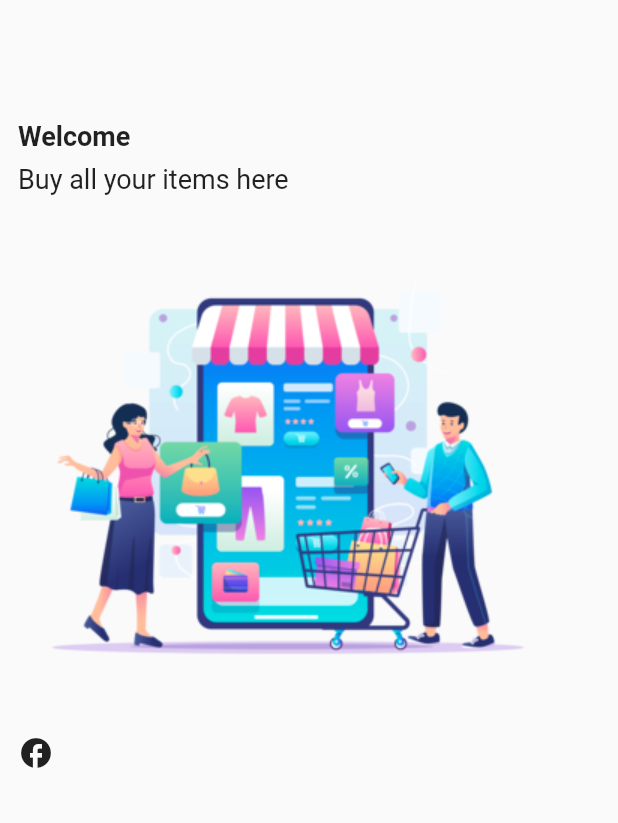
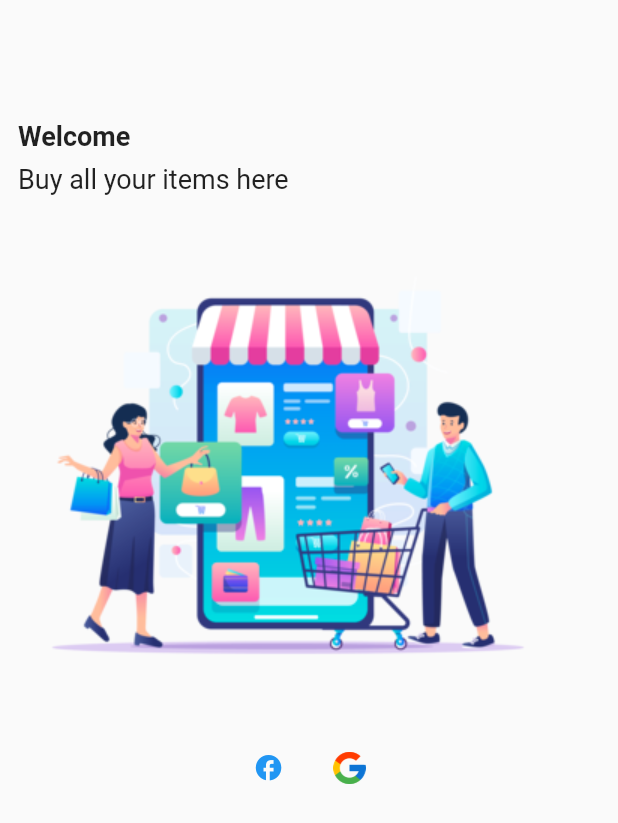
Before and after one commit to SynthiaAtieno/e-commerce, a Flutter app: the screen it shows after launch, on a phone screen of 412 x 824 dp. Shown: the top 823 px of the screen. Run offline on Flutter 3.47's test engine with Material 2 defaults, Android fonts, the phone set to English and light mode, and no system bars.

Commit message:
latest commit

```diff
--- a/lib/screens/auth_ui/login/login.dart
+++ b/lib/screens/auth_ui/login/login.dart
@@ -1,3 +1,4 @@
+import 'package:flutter/cupertino.dart';
 import 'package:flutter/material.dart';
 import 'package:e_commerce/constants/asset_image.dart';
 
@@ -28,7 +29,26 @@ class Login extends StatelessWidget {
               AssetImages.instance.welcomeImage,
               alignment: Alignment.center,
             ),
-            const Icon(Icons.facebook)
+            Row(
+              mainAxisAlignment: MainAxisAlignment.center,
+              children: [
+                CupertinoButton(
+                    padding: EdgeInsets.zero,
+                    onPressed: () {},
+                    child: const Icon(
+                      Icons.facebook,
+                      color: Colors.blue,
+                    )),
+                const SizedBox(width: 10),
+                CupertinoButton(
+                    padding: EdgeInsets.zero,
+                    onPressed: () {},
+                    child: Image.asset(
+                      AssetImages.instance.googleImage,
+                      scale: 95,
+                    ))
+              ],
+            )
           ],
         ),
       ),
```
